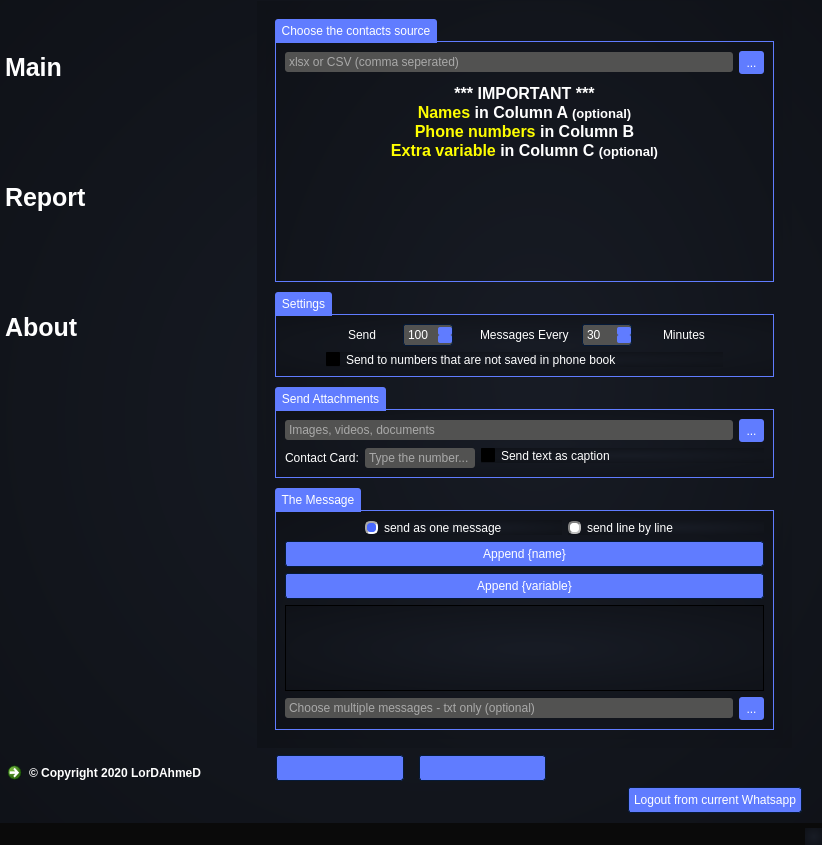
thelordahmed/Whatsapp-bulk-sender, file extra var.ui: the form before one commit.
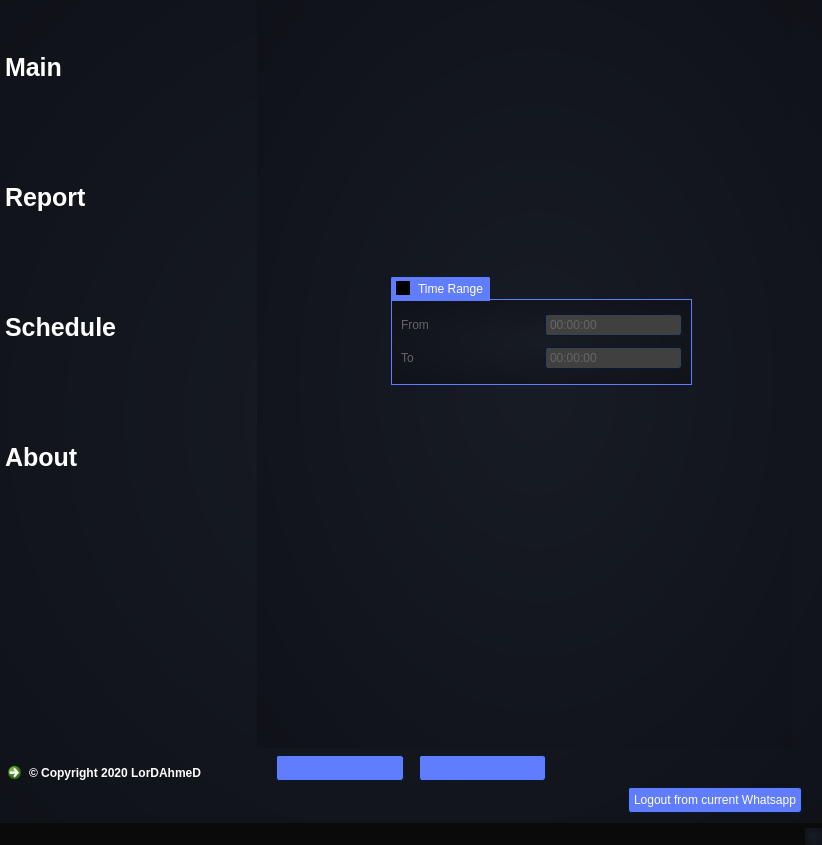
The form after the commit. The open tabs and pages were chosen to show the change. Icons and pictures are not drawn.

Commit message: added schedule tab to extra var.ui

Diff of the .ui file:
```diff
--- a/extra var.ui
+++ b/extra var.ui
@@ -1410,6 +1410,15 @@
            <normaloff>:/white-icons/Data/imgs/white icons/icons8-combo-chart-500.png</normaloff>:/white-icons/Data/imgs/white icons/icons8-combo-chart-500.png</iconset>
          </property>
         </item>
+        <item>
+         <property name="text">
+          <string>Schedule</string>
+         </property>
+         <property name="icon">
+          <iconset resource="images.qrc">
+           <normaloff>:/white-icons/Data/imgs/white icons/icons8-clock-500.png</normaloff>:/white-icons/Data/imgs/white icons/icons8-clock-500.png</iconset>
+         </property>
+        </item>
         <item>
          <property name="text">
           <string>About</string>
@@ -1605,7 +1614,7 @@
                      <string>&lt;!DOCTYPE HTML PUBLIC &quot;-//W3C//DTD HTML 4.0//EN&quot; &quot;http://www.w3.org/TR/REC-html40/strict.dtd&quot;&gt;
 &lt;html&gt;&lt;head&gt;&lt;meta name=&quot;qrichtext&quot; content=&quot;1&quot; /&gt;&lt;style type=&quot;text/css&quot;&gt;
 p, li { white-space: pre-wrap; }
-&lt;/style&gt;&lt;/head&gt;&lt;body style=&quot; font-family:'arial'; font-size:13pt; font-weight:400; font-style:normal;&quot;&gt;
+&lt;/style&gt;&lt;/head&gt;&lt;body style=&quot; font-family:'arial'; font-size:8.25pt; font-weight:400; font-style:normal;&quot;&gt;
 &lt;p align=&quot;center&quot; style=&quot; margin-top:0px; margin-bottom:0px; margin-left:0px; margin-right:0px; -qt-block-indent:0; text-indent:0px;&quot;&gt;&lt;span style=&quot; font-family:'MS Shell Dlg 2'; font-size:12pt; font-weight:600; color:#ffffff;&quot;&gt;*** IMPORTANT ***&lt;/span&gt;&lt;/p&gt;
 &lt;p align=&quot;center&quot; style=&quot; margin-top:0px; margin-bottom:0px; margin-left:0px; margin-right:0px; -qt-block-indent:0; text-indent:0px;&quot;&gt;&lt;span style=&quot; font-family:'MS Shell Dlg 2'; font-size:12pt; font-weight:600; color:#ffff00;&quot;&gt;Names&lt;/span&gt;&lt;span style=&quot; font-family:'MS Shell Dlg 2'; font-size:12pt; font-weight:600;&quot;&gt; in Column A &lt;/span&gt;&lt;span style=&quot; font-family:'MS Shell Dlg 2'; font-size:10pt; font-weight:600;&quot;&gt;(optional)&lt;/span&gt;&lt;/p&gt;
 &lt;p align=&quot;center&quot; style=&quot; margin-top:0px; margin-bottom:0px; margin-left:0px; margin-right:0px; -qt-block-indent:0; text-indent:0px;&quot;&gt;&lt;span style=&quot; font-family:'MS Shell Dlg 2'; font-size:12pt; font-weight:600; color:#ffff00;&quot;&gt;Phone numbers&lt;/span&gt;&lt;span style=&quot; font-family:'MS Shell Dlg 2'; font-size:12pt; font-weight:600;&quot;&gt; in Column B&lt;/span&gt;&lt;/p&gt;
@@ -2054,6 +2063,60 @@
           </item>
          </layout>
         </widget>
+        <widget class="QWidget" name="tab">
+         <attribute name="title">
+          <string>Page</string>
+         </attribute>
+         <widget class="QGroupBox" name="time_groupBox">
+          <property name="geometry">
+           <rect>
+            <x>134</x>
+            <y>276</y>
+            <width>301</width>
+            <height>108</height>
+           </rect>
+          </property>
+          <property name="title">
+           <string>Time Range</string>
+          </property>
+          <property name="checkable">
+           <bool>true</bool>
+          </property>
+          <property name="checked">
+           <bool>false</bool>
+          </property>
+          <layout class="QVBoxLayout" name="verticalLayout_8">
+           <item>
+            <layout class="QHBoxLayout" name="horizontalLayout_10">
+             <item>
+              <widget class="QLabel" name="label_3">
+               <property name="text">
+                <string>From</string>
+               </property>
+              </widget>
+             </item>
+             <item>
+              <widget class="QTimeEdit" name="from_time"/>
+             </item>
+            </layout>
+           </item>
+           <item>
+            <layout class="QHBoxLayout" name="horizontalLayout_11">
+             <item>
+              <widget class="QLabel" name="label_6">
+               <property name="text">
+                <string>To</string>
+               </property>
+              </widget>
+             </item>
+             <item>
+              <widget class="QTimeEdit" name="to_time"/>
+             </item>
+            </layout>
+           </item>
+          </layout>
+         </widget>
+        </widget>
         <widget class="QWidget" name="about_tab">
          <attribute name="title">
           <string>Page</string>
```
Left out of the diff: 14 changed lines with no effect on the pictures. The commit also changes 3 other files.
